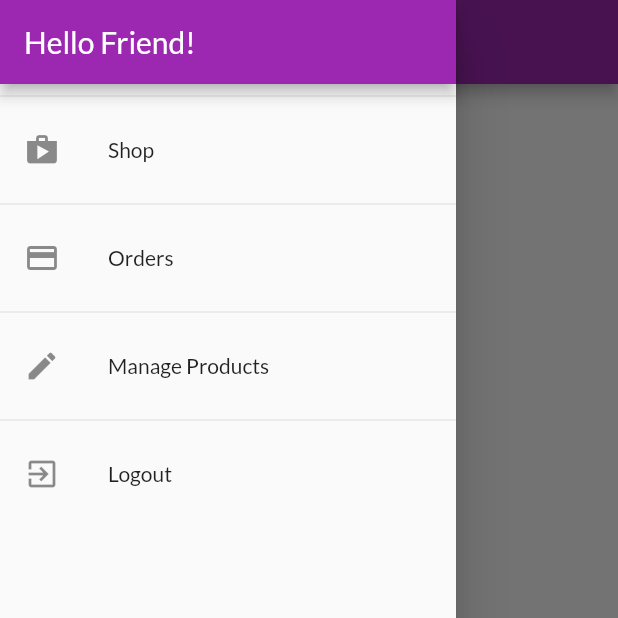
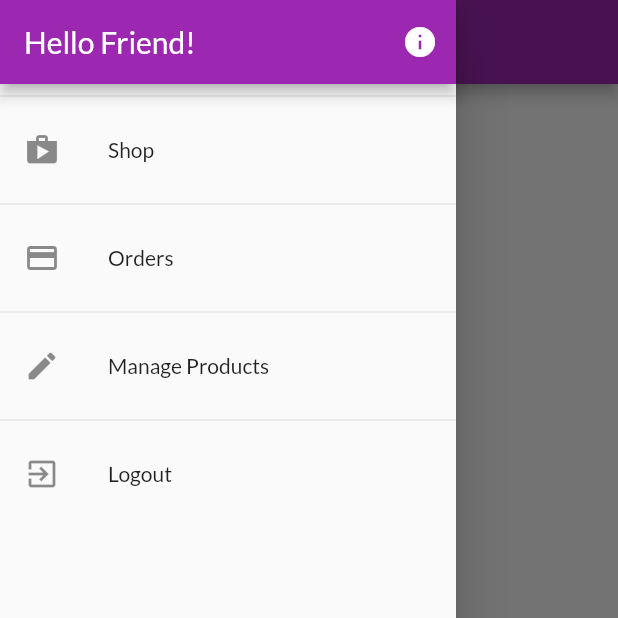
Before and after one commit to TusharGharge/Shopping-App, a Flutter app: the OrdersScreen screen opened by its route, with the side drawer open, on a phone screen of 412 x 824 dp, the top half of it. Run offline on Flutter 3.47's test engine with Material 2 defaults, Android fonts, the phone set to English and light mode, and no system bars; our stand-ins replace eva_icons_flutter, shared_preferences; accounts and stored records are empty; network calls fail.

Commit message:
Update app_drawer.dart

```diff
--- a/lib/widgets/app_drawer.dart
+++ b/lib/widgets/app_drawer.dart
@@ -5,8 +5,11 @@ import '../screens/orders_screen.dart';
 import '../screens/user_products_screen.dart';
 import '../providers/auth.dart';
 import '../helpers/custom_route.dart';
+import '../screens/infopage.dart';
 
 class AppDrawer extends StatelessWidget {
+  static const routeName = '/InfoPage';
+
   @override
   Widget build(BuildContext context) {
     return Drawer(
@@ -15,6 +18,17 @@ class AppDrawer extends StatelessWidget {
           AppBar(
             title: Text('Hello Friend!'),
             automaticallyImplyLeading: false,
+            actions: <Widget>[
+              IconButton(
+                  icon: Icon(
+                    Icons.info,
+                    color: Colors.white,
+                  ),
+                  onPressed: () {
+                    Navigator.of(context)
+                        .pushReplacementNamed(IntroPage.routeName);
+                  })
+            ],
           ),
           Divider(),
           ListTile(
```
